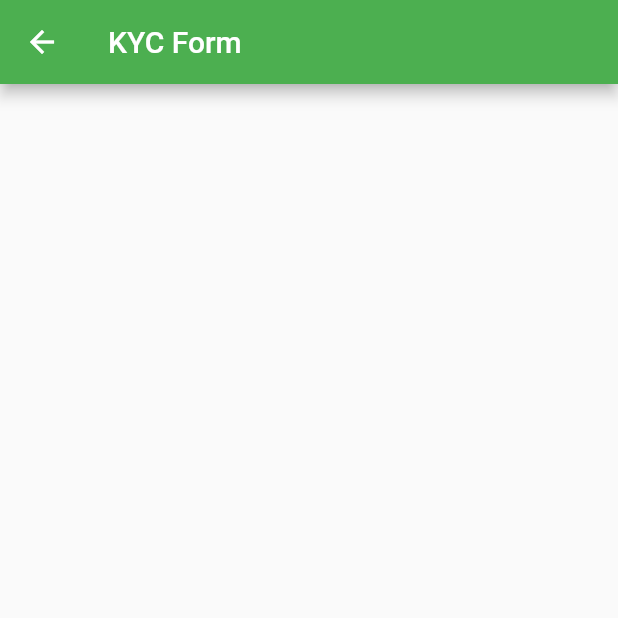
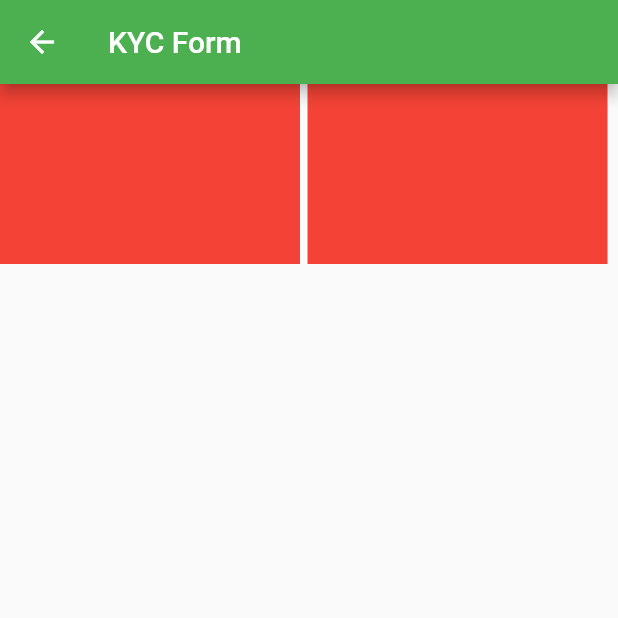
Before and after one commit to vikilinho/lsgnysc, a Flutter app: the PolarisForm screen opened directly, on a phone screen of 412 x 824 dp, the top half of it. Run offline on Flutter 3.47's test engine with Material 2 defaults, Android fonts, the phone set to English and light mode, and no system bars; our stand-ins replace google_fonts.

Commit message:
kyc form

```diff
--- a/lib/pages/polaris_form.dart
+++ b/lib/pages/polaris_form.dart
@@ -20,7 +20,17 @@ class _PolarisFormState extends State<PolarisForm> {
           Row(
             children: [
               Container(
-                decoration: BoxDecoration(),
+                height: 120,
+                width: 200,
+                decoration: BoxDecoration(color: Colors.red),
+              ),
+              SizedBox(
+                width: 5,
+              ),
+              Container(
+                height: 120,
+                width: 200,
+                decoration: BoxDecoration(color: Colors.red),
               )
             ],
           )
```
